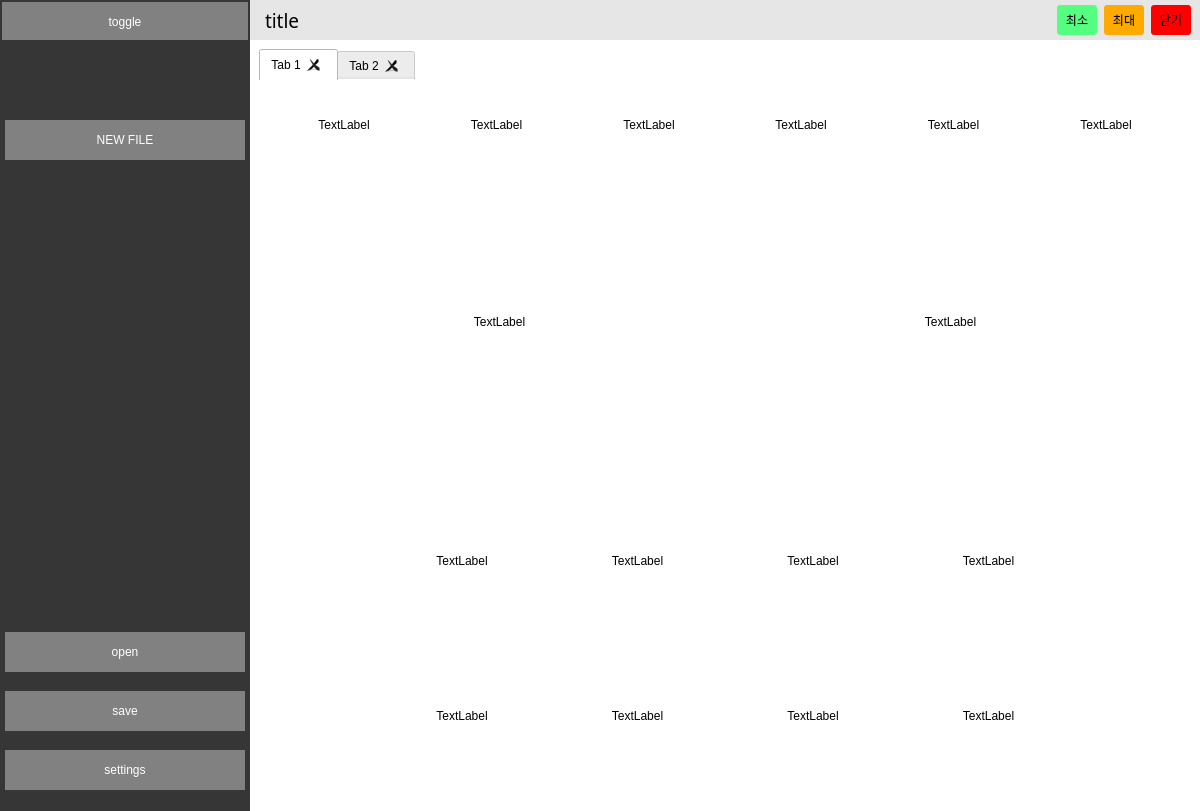
Above: test5.ui from youngwookSong/bwave_gui before the change. Below: the same form after it.
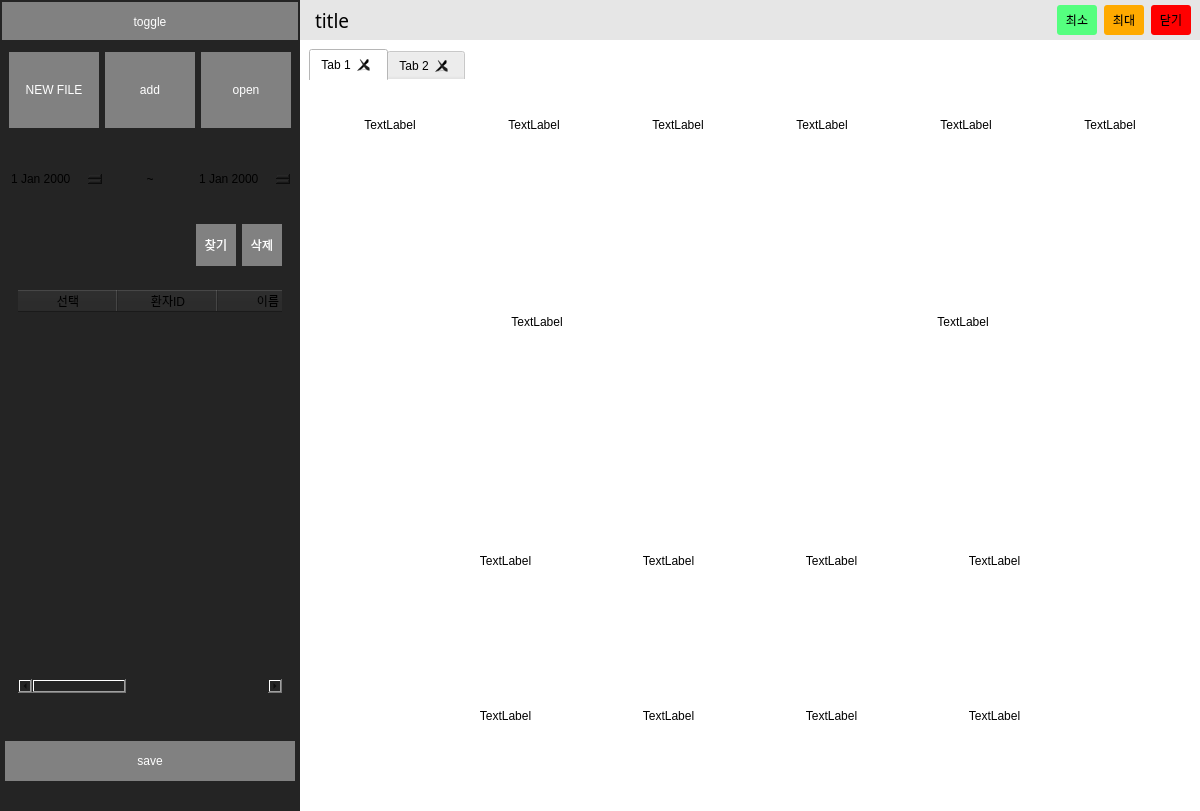
That is the form after the change. Icons and pictures are not drawn.

The edit to the form file:
```diff
--- a/test5.ui
+++ b/test5.ui
@@ -92,18 +92,18 @@
            <widget class="QFrame" name="frame_left_menu">
             <property name="minimumSize">
              <size>
-              <width>250</width>
+              <width>300</width>
               <height>0</height>
              </size>
             </property>
             <property name="maximumSize">
              <size>
-              <width>250</width>
+              <width>300</width>
               <height>16777215</height>
              </size>
             </property>
             <property name="styleSheet">
-             <string notr="true">background-color: rgb(54, 54, 54);</string>
+             <string notr="true">background-color: rgb(36, 36, 36);</string>
             </property>
             <property name="frameShape">
              <enum>QFrame::StyledPanel</enum>
@@ -208,7 +208,7 @@
                <property name="maximumSize">
                 <size>
                  <width>16777215</width>
-                 <height>200</height>
+                 <height>100</height>
                 </size>
                </property>
                <property name="frameShape">
@@ -217,28 +217,28 @@
                <property name="frameShadow">
                 <enum>QFrame::Raised</enum>
                </property>
-               <layout class="QVBoxLayout" name="verticalLayout_3">
+               <layout class="QHBoxLayout" name="horizontalLayout_13">
                 <property name="spacing">
-                 <number>0</number>
-                </property>
-                <property name="leftMargin">
-                 <number>5</number>
+                 <number>-1</number>
                 </property>
                 <property name="topMargin">
-                 <number>2</number>
-                </property>
-                <property name="rightMargin">
-                 <number>5</number>
+                 <number>12</number>
                 </property>
                 <property name="bottomMargin">
-                 <number>2</number>
+                 <number>12</number>
                 </property>
                 <item>
                  <widget class="QPushButton" name="btn_new_file">
+                  <property name="sizePolicy">
+                   <sizepolicy hsizetype="Preferred" vsizetype="Preferred">
+                    <horstretch>0</horstretch>
+                    <verstretch>0</verstretch>
+                   </sizepolicy>
+                  </property>
                   <property name="minimumSize">
                    <size>
                     <width>0</width>
-                    <height>40</height>
+                    <height>0</height>
                    </size>
                   </property>
                   <property name="styleSheet">
@@ -258,6 +258,68 @@
                   </property>
                  </widget>
                 </item>
+                <item>
+                 <widget class="QPushButton" name="btn_add">
+                  <property name="sizePolicy">
+                   <sizepolicy hsizetype="Preferred" vsizetype="Preferred">
+                    <horstretch>0</horstretch>
+                    <verstretch>0</verstretch>
+                   </sizepolicy>
+                  </property>
+                  <property name="minimumSize">
+                   <size>
+                    <width>0</width>
+                    <height>40</height>
+                   </size>
+                  </property>
+                  <property name="styleSheet">
+                   <string notr="true">QPushButton{
+	color: rgb(255, 255, 255);
+	
+	background-color: rgb(129, 129, 129);
+	border:0px solid;
+}
+QPushButton:hover{
+	
+	background-color: rgb(152, 255, 140);
+}</string>
+                  </property>
+                  <property name="text">
+                   <string>add</string>
+                  </property>
+                 </widget>
+                </item>
+                <item>
+                 <widget class="QPushButton" name="btn_open">
+                  <property name="sizePolicy">
+                   <sizepolicy hsizetype="Preferred" vsizetype="Preferred">
+                    <horstretch>0</horstretch>
+                    <verstretch>0</verstretch>
+                   </sizepolicy>
+                  </property>
+                  <property name="minimumSize">
+                   <size>
+                    <width>0</width>
+                    <height>40</height>
+                   </size>
+                  </property>
+                  <property name="styleSheet">
+                   <string notr="true">QPushButton{
+	color: rgb(255, 255, 255);
+	
+	background-color: rgb(129, 129, 129);
+	border:0px solid;
+}
+QPushButton:hover{
+	
+	background-color: rgb(152, 255, 140);
+}</string>
+                  </property>
+                  <property name="text">
+                   <string>open</string>
+                  </property>
+                 </widget>
+                </item>
                </layout>
               </widget>
              </item>
@@ -275,6 +337,210 @@
                <property name="frameShadow">
                 <enum>QFrame::Raised</enum>
                </property>
+               <layout class="QVBoxLayout" name="verticalLayout_3">
+                <property name="spacing">
+                 <number>6</number>
+                </property>
+                <item>
+                 <widget class="QFrame" name="frame_32">
+                  <property name="maximumSize">
+                   <size>
+                    <width>16777215</width>
+                    <height>60</height>
+                   </size>
+                  </property>
+                  <property name="frameShape">
+                   <enum>QFrame::StyledPanel</enum>
+                  </property>
+                  <property name="frameShadow">
+                   <enum>QFrame::Raised</enum>
+                  </property>
+                  <layout class="QHBoxLayout" name="horizontalLayout_14">
+                   <property name="spacing">
+                    <number>0</number>
+                   </property>
+                   <property name="leftMargin">
+                    <number>0</number>
+                   </property>
+                   <property name="topMargin">
+                    <number>0</number>
+                   </property>
+                   <property name="rightMargin">
+                    <number>0</number>
+                   </property>
+                   <property name="bottomMargin">
+                    <number>0</number>
+                   </property>
+                   <item>
+                    <widget class="QDateEdit" name="dateEdit">
+                     <property name="styleSheet">
+                      <string notr="true">color: rgb(0, 0, 0);</string>
+                     </property>
+                    </widget>
+                   </item>
+                   <item>
+                    <widget class="QLabel" name="label_17">
+                     <property name="text">
+                      <string>~</string>
+                     </property>
+                     <property name="alignment">
+                      <set>Qt::AlignCenter</set>
+                     </property>
+                    </widget>
+                   </item>
+                   <item>
+                    <widget class="QDateEdit" name="dateEdit_2">
+                     <property name="styleSheet">
+                      <string notr="true">color: rgb(0, 0, 0);</string>
+                     </property>
+                    </widget>
+                   </item>
+                  </layout>
+                 </widget>
+                </item>
+                <item>
+                 <widget class="QFrame" name="frame_33">
+                  <property name="maximumSize">
+                   <size>
+                    <width>16777215</width>
+                    <height>60</height>
+                   </size>
+                  </property>
+                  <property name="frameShape">
+                   <enum>QFrame::StyledPanel</enum>
+                  </property>
+                  <property name="frameShadow">
+                   <enum>QFrame::Raised</enum>
+                  </property>
+                  <layout class="QHBoxLayout" name="horizontalLayout_15">
+                   <item>
+                    <widget class="QLineEdit" name="lineEdit"/>
+                   </item>
+                   <item>
+                    <widget class="QPushButton" name="btn_search">
+                     <property name="sizePolicy">
+                      <sizepolicy hsizetype="Preferred" vsizetype="Preferred">
+                       <horstretch>0</horstretch>
+                       <verstretch>0</verstretch>
+                      </sizepolicy>
+                     </property>
+                     <property name="minimumSize">
+                      <size>
+                       <width>40</width>
+                       <height>0</height>
+                      </size>
+                     </property>
+                     <property name="maximumSize">
+                      <size>
+                       <width>40</width>
+                       <height>16777215</height>
+                      </size>
+                     </property>
+                     <property name="styleSheet">
+                      <string notr="true">QPushButton{
+	color: rgb(255, 255, 255);
+	
+	background-color: rgb(129, 129, 129);
+	border:0px solid;
+}
+QPushButton:hover{
+	
+	background-color: rgb(152, 255, 140);
+}</string>
+                     </property>
+                     <property name="text">
+                      <string>찾기</string>
+                     </property>
+                    </widget>
+                   </item>
+                   <item>
+                    <widget class="QPushButton" name="btn_delete">
+                     <property name="sizePolicy">
+                      <sizepolicy hsizetype="Preferred" vsizetype="Preferred">
+                       <horstretch>0</horstretch>
+                       <verstretch>0</verstretch>
+                      </sizepolicy>
+                     </property>
+                     <property name="minimumSize">
+                      <size>
+                       <width>40</width>
+                       <height>0</height>
+                      </size>
+                     </property>
+                     <property name="maximumSize">
+                      <size>
+                       <width>40</width>
+                       <height>16777215</height>
+                      </size>
+                     </property>
+                     <property name="styleSheet">
+                      <string notr="true">QPushButton{
+	color: rgb(255, 255, 255);
+	
+	background-color: rgb(129, 129, 129);
+	border:0px solid;
+}
+QPushButton:hover{
+	
+	background-color: rgb(152, 255, 140);
+}</string>
+                     </property>
+                     <property name="text">
+                      <string>삭제</string>
+                     </property>
+                    </widget>
+                   </item>
+                  </layout>
+                 </widget>
+                </item>
+                <item>
+                 <widget class="QFrame" name="frame_34">
+                  <property name="frameShape">
+                   <enum>QFrame::StyledPanel</enum>
+                  </property>
+                  <property name="frameShadow">
+                   <enum>QFrame::Raised</enum>
+                  </property>
+                  <layout class="QVBoxLayout" name="verticalLayout_21">
+                   <item>
+                    <widget class="QTableWidget" name="tableWidget">
+                     <property name="sizePolicy">
+                      <sizepolicy hsizetype="Preferred" vsizetype="Preferred">
+                       <horstretch>0</horstretch>
+                       <verstretch>0</verstretch>
+                      </sizepolicy>
+                     </property>
+                     <column>
+                      <property name="text">
+                       <string>선택</string>
+                      </property>
+                     </column>
+                     <column>
+                      <property name="text">
+                       <string>환자ID</string>
+                      </property>
+                     </column>
+                     <column>
+                      <property name="text">
+                       <string>이름</string>
+                      </property>
+                     </column>
+                     <column>
+                      <property name="text">
+                       <string>검사일시</string>
+                      </property>
+                     </column>
+                     <column>
+                      <property name="text">
+                       <string>점수</string>
+                      </property>
+                     </column>
+                    </widget>
+                   </item>
+                  </layout>
+                 </widget>
+                </item>
+               </layout>
               </widget>
              </item>
              <item>
@@ -282,7 +548,7 @@
                <property name="maximumSize">
                 <size>
                  <width>16777215</width>
-                 <height>200</height>
+                 <height>100</height>
                 </size>
                </property>
                <property name="frameShape">
@@ -307,31 +573,6 @@
                 <property name="bottomMargin">
                  <number>2</number>
                 </property>
-                <item>
-                 <widget class="QPushButton" name="btn_open_2">
-                  <property name="minimumSize">
-                   <size>
-                    <width>0</width>
-                    <height>40</height>
-                   </size>
-                  </property>
-                  <property name="styleSheet">
-                   <string notr="true">QPushButton{
-	color: rgb(255, 255, 255);
-	
-	background-color: rgb(129, 129, 129);
-	border:0px solid;
-}
-QPushButton:hover{
-	
-	background-color: rgb(152, 255, 140);
-}</string>
-                  </property>
-                  <property name="text">
-                   <string>open</string>
-                  </property>
-                 </widget>
-                </item>
                 <item>
                  <widget class="QPushButton" name="btn_save_2">
                   <property name="minimumSize">
@@ -357,31 +598,6 @@
                   </property>
                  </widget>
                 </item>
-                <item>
-                 <widget class="QPushButton" name="btn_new_file_2">
-                  <property name="minimumSize">
-                   <size>
-                    <width>0</width>
-                    <height>40</height>
-                   </size>
-                  </property>
-                  <property name="styleSheet">
-                   <string notr="true">QPushButton{
-	color: rgb(255, 255, 255);
-	
-	background-color: rgb(129, 129, 129);
-	border:0px solid;
-}
-QPushButton:hover{
-	
-	background-color: rgb(152, 255, 140);
-}</string>
-                  </property>
-                  <property name="text">
-                   <string>settings</string>
-                  </property>
-                 </widget>
-                </item>
                </layout>
               </widget>
              </item>
```
